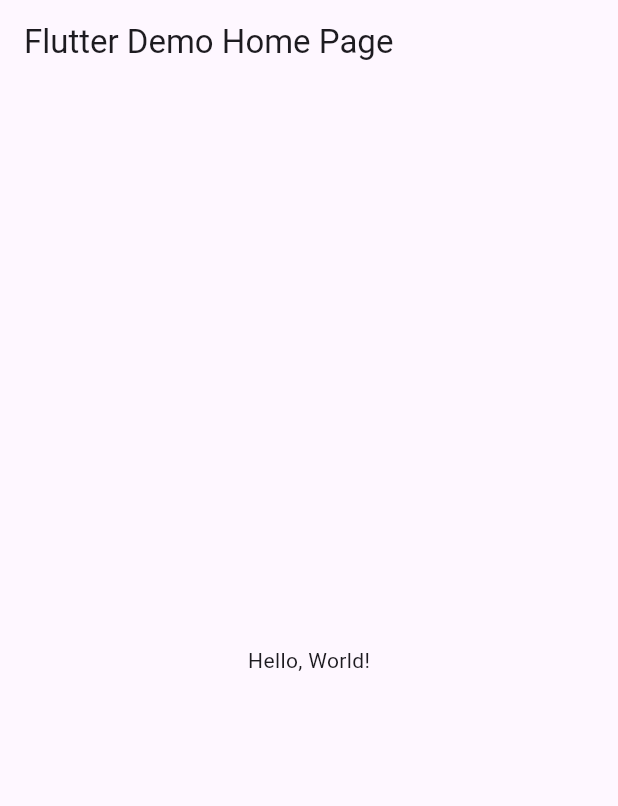
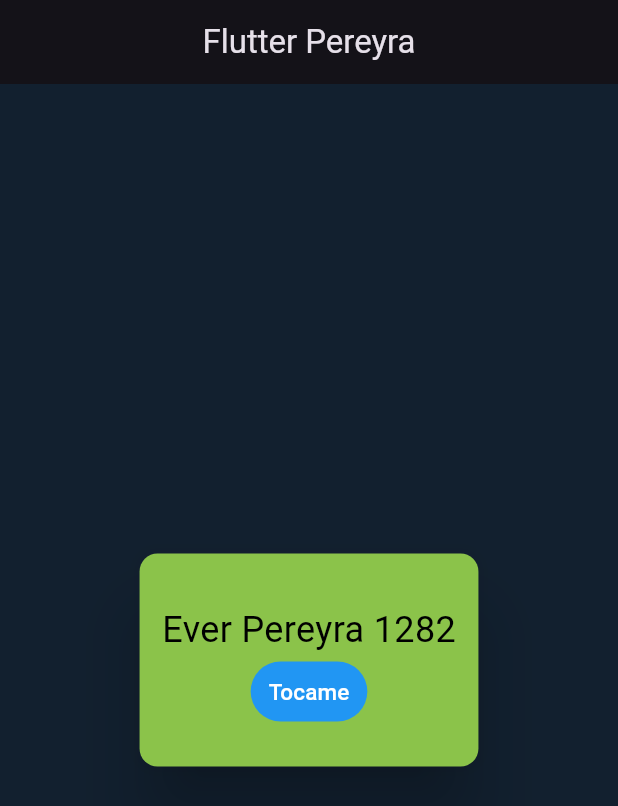
Before and after one commit to Ever-Daniel-Pereyra-Castillo/CursoFlutter1282, a Flutter app: the screen it shows after launch, on a phone screen of 412 x 824 dp. Shown: the top 806 px of the screen. Run offline on Flutter 3.47's test engine with Material 3 defaults, Android fonts, the phone set to English and light mode, and no system bars.

```diff
--- a/lib/main.dart
+++ b/lib/main.dart
@@ -1,42 +1,24 @@
 import 'package:flutter/material.dart';
+import 'package:pereyracurso/mi_widgets/mi_tarjeta.dart';
 
-void main() => runApp(MyApp());
+const Color darkblue = Color(0xFF12202F);
+void main() => runApp(const MiTarjeta());
 
-class MyApp extends StatelessWidget {
-  const MyApp({super.key});
-  // This widget is the root of your application.
+class MiTarjeta extends StatelessWidget {
+  const MiTarjeta({super.key});
+
   @override
   Widget build(BuildContext context) {
     return MaterialApp(
-      // Application name
-      title: 'Flutter Hello World',
-      // Application theme data, you can set the colors for the application as
-      // you want
-      theme: ThemeData(
-        // useMaterial3: false,
-        primarySwatch: Colors.blue,
-      ),
-      // A widget which will be started on application startup
-      home: MyHomePage(title: 'Flutter Demo Home Page'),
-    );
-  }
-}
-
-class MyHomePage extends StatelessWidget {
-  final String title;
-  const MyHomePage({super.key, required this.title});
-
-  @override
-  Widget build(BuildContext context) {
-    return Scaffold(
-      appBar: AppBar(
-        // The title text which will be shown on the action bar
-        title: Text(title),
-      ),
-      body: Center(
-        child: Text(
-          'Hello, World!',
+      theme: ThemeData.dark().copyWith(scaffoldBackgroundColor: darkblue),
+      debugShowCheckedModeBanner: false,
+      title: "Flutter Widget Tarjeta Card",
+      home: Scaffold(
+        appBar: AppBar(
+          title: const Text("Flutter Pereyra"),
+          centerTitle: true,
         ),
+        body: const LaTarjeta(),
       ),
     );
   }
--- /dev/null
+++ b/lib/mi_widgets/mi_tarjeta.dart
@@ -0,0 +1,38 @@
+import 'package:flutter/material.dart';
+
+class LaTarjeta extends StatelessWidget {
+  const LaTarjeta({super.key});
+  @override
+  Widget build(BuildContext context) {
+    return Center(
+      child: SizedBox(
+        height: 150,
+        child: Card(
+          elevation: 20,
+          color: Colors.lightGreen,
+          child: Padding(
+            padding: EdgeInsets.all(15),
+            child: Column(
+              mainAxisAlignment: MainAxisAlignment.center,
+              children: <Widget>[
+                SizedBox(
+                  height: 8,
+                ),
+                Text(
+                  "Ever Pereyra 1282",
+                  style: TextStyle(color: Colors.black, fontSize: 24),
+                ),
+                TextButton(
+                  onPressed: () {},
+                  child: Text("Tocame",
+                      style: TextStyle(color: Colors.white, fontSize: 15)),
+                  style: TextButton.styleFrom(backgroundColor: Colors.blue),
+                )
+              ],
+            ),
+          ),
+        ),
+      ),
+    );
+  }
+}
```
Also changed, not shown: z_recursos/card.PNG (added), 1 other file.
